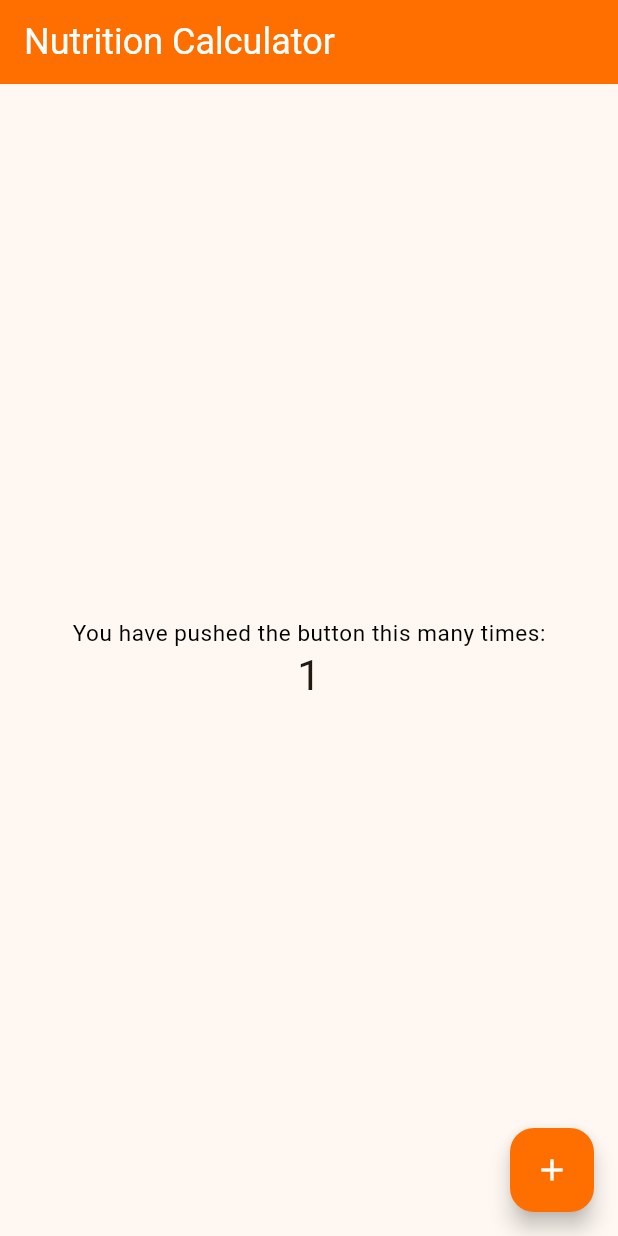
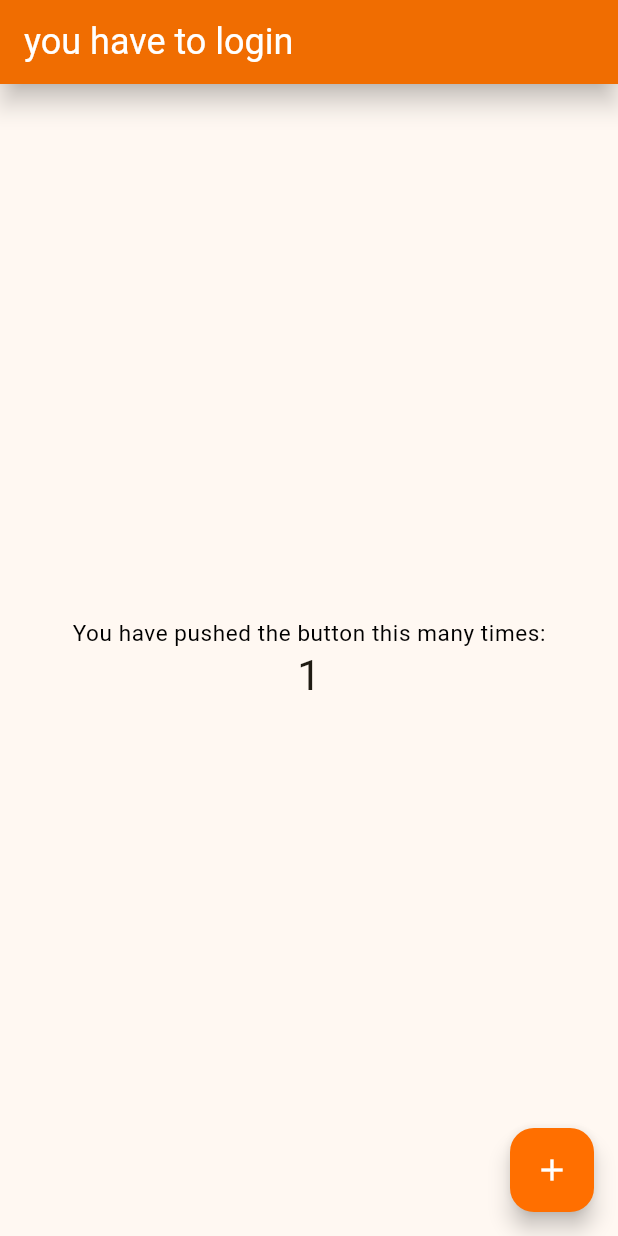
Before and after one commit to oirad360/nutrition_calculator_flutter, a Flutter app: the screen it shows after launch, after a tap on the "add" icon, on a phone screen of 412 x 824 dp. Run offline on Flutter 3.47's test engine with Material 3 defaults, Android fonts, the phone set to English and light mode, and no system bars; our stand-ins replace firebase_auth, firebase_core; accounts and stored records are empty.

Commit message:
auth service + constants

```diff
--- /dev/null
+++ b/lib/auth.dart
@@ -0,0 +1,21 @@
+import 'package:firebase_auth/firebase_auth.dart';
+
+class AuthService {
+  final FirebaseAuth _auth = FirebaseAuth.instance;
+
+  User? get user => _auth.currentUser;
+
+  Stream<User?> get userChanges => _auth.userChanges();
+
+  Future<void> signInWithEmailAndPassword({required String email, required String password}) async {
+    await _auth.signInWithEmailAndPassword(email: email, password: password);
+  }
+
+  Future<void> createUserWithEmailAndPassword({required String email, required String password}) async {
+    await _auth.createUserWithEmailAndPassword(email: email, password: password);
+  }
+
+  Future<void> signOut() async {
+    await _auth.signOut();
+  }
+}
--- /dev/null
+++ b/lib/constants.dart
@@ -0,0 +1,3 @@
+class Constants {
+  static const String appTitle = 'Nutrition Calculator';
+}
--- a/lib/main.dart
+++ b/lib/main.dart
@@ -1,6 +1,16 @@
+import 'package:firebase_core/firebase_core.dart';
 import 'package:flutter/material.dart';
+import 'package:nutrition_calculator_flutter/auth.dart';
+import 'package:nutrition_calculator_flutter/constants.dart';
+import 'firebase_options.dart';
+import 'screens/home.dart';
+import 'screens/auth_page.dart';
 
-void main() {
+void main() async{
+  WidgetsFlutterBinding.ensureInitialized();
+  await Firebase.initializeApp(
+    options: DefaultFirebaseOptions.currentPlatform,
+  );
   runApp(const MyApp());
 }
 
@@ -43,97 +53,18 @@ class MyApp extends StatelessWidget {
         ),
         useMaterial3: true,
       ),
-      home: const MyHomePage(title: 'Nutrition Calculator'),
+      home: StreamBuilder(
+        stream: AuthService().userChanges,
+        builder: (context, snapshot) {
+          if (snapshot.connectionState == ConnectionState.waiting) {
+            return const CircularProgressIndicator();
+          } else if (snapshot.hasData) {
+            return const MyHomePage(title: Constants.appTitle);
+          } else {
+            return const MyHomePage(title: 'you have to login');
+          }
+        },
+      ),
     );
   }
 }
-
-class MyHomePage extends StatefulWidget {
-  const MyHomePage({super.key, required this.title});
-
-  // This widget is the home page of your application. It is stateful, meaning
-  // that it has a State object (defined below) that contains fields that affect
-  // how it looks.
-
-  // This class is the configuration for the state. It holds the values (in this
-  // case the title) provided by the parent (in this case the App widget) and
-  // used by the build method of the State. Fields in a Widget subclass are
-  // always marked "final".
-
-  final String title;
-
-  @override
-  State<MyHomePage> createState() => _MyHomePageState();
-}
-
-class _MyHomePageState extends State<MyHomePage> {
-  int _counter = 0;
-
-  void _incrementCounter() {
-    setState(() {
-      // This call to setState tells the Flutter framework that something has
-      // changed in this State, which causes it to rerun the build method below
-      // so that the display can reflect the updated values. If we changed
-      // _counter without calling setState(), then the build method would not be
-      // called again, and so nothing would appear to happen.
-      _counter++;
-    });
-  }
-
-  @override
-  Widget build(BuildContext context) {
-    // This method is rerun every time setState is called, for instance as done
-    // by the _incrementCounter method above.
-    //
-    // The Flutter framework has been optimized to make rerunning build methods
-    // fast, so that you can just rebuild anything that needs updating rather
-    // than having to individually change instances of widgets.
-    return Scaffold(
-      appBar: AppBar(
-        // TRY THIS: Try changing the color here to a specific color (to
-        // Colors.amber, perhaps?) and trigger a hot reload to see the AppBar
-        // change color while the other colors stay the same.
-        backgroundColor: Theme.of(context).colorScheme.primary,
-        titleTextStyle: Theme.of(context).textTheme.titleLarge,
-        // Here we take the value from the MyHomePage object that was created by
-        // the App.build method, and use it to set our appbar title.
-        title: Text(widget.title),
-      ),
-      body: Center(
-        // Center is a layout widget. It takes a single child and positions it
-        // in the middle of the parent.
-        child: Column(
-          // Column is also a layout widget. It takes a list of children and
-          // arranges them vertically. By default, it sizes itself to fit its
-          // children horizontally, and tries to be as tall as its parent.
-          //
-          // Column has various properties to control how it sizes itself and
-          // how it positions its children. Here we use mainAxisAlignment to
-          // center the children vertically; the main axis here is the vertical
-          // axis because Columns are vertical (the cross axis would be
-          // horizontal).
-          //
-          // TRY THIS: Invoke "debug painting" (choose the "Toggle Debug Paint"
-          // action in the IDE, or press "p" in the console), to see the
-          // wireframe for each widget.
-          mainAxisAlignment: MainAxisAlignment.center,
-          children: <Widget>[
-            Text(
-              'You have pushed the button this many times:',
-              style: Theme.of(context).textTheme.bodySmall,
-            ),
-            Text(
-              '$_counter',
-              style: Theme.of(context).textTheme.headlineMedium,
-            ),
-          ],
-        ),
-      ),
-      floatingActionButton: FloatingActionButton(
-        onPressed: _incrementCounter,
-        tooltip: 'Increment',
-        child: Icon(Icons.add, color: Theme.of(context).colorScheme.secondary),
-      ), // This trailing comma makes auto-formatting nicer for build methods.
-    );
-  }
-}
--- /dev/null
+++ b/lib/screens/auth_page.dart
@@ -0,0 +1,15 @@
+import 'package:flutter/material.dart';
+
+class AuthPage extends StatefulWidget {
+  const AuthPage({super.key});
+
+  @override
+  State<AuthPage> createState() => _AuthPageState();
+}
+
+class _AuthPageState extends State<AuthPage> {
+  @override
+  Widget build(BuildContext context) {
+    return const Placeholder();
+  }
+}
--- /dev/null
+++ b/lib/screens/home.dart
@@ -0,0 +1,93 @@
+import 'package:flutter/material.dart';
+
+class MyHomePage extends StatefulWidget {
+  const MyHomePage({super.key, required this.title});
+
+  // This widget is the home page of your application. It is stateful, meaning
+  // that it has a State object (defined below) that contains fields that affect
+  // how it looks.
+
+  // This class is the configuration for the state. It holds the values (in this
+  // case the title) provided by the parent (in this case the App widget) and
+  // used by the build method of the State. Fields in a Widget subclass are
+  // always marked "final".
+
+  final String title;
+
+  @override
+  State<MyHomePage> createState() => _MyHomePageState();
+}
+
+class _MyHomePageState extends State<MyHomePage> {
+  int _counter = 0;
+
+  void _incrementCounter() {
+    setState(() {
+      // This call to setState tells the Flutter framework that something has
+      // changed in this State, which causes it to rerun the build method below
+      // so that the display can reflect the updated values. If we changed
+      // _counter without calling setState(), then the build method would not be
+      // called again, and so nothing would appear to happen.
+      _counter++;
+    });
+  }
+
+  @override
+  Widget build(BuildContext context) {
+    // This method is rerun every time setState is called, for instance as done
+    // by the _incrementCounter method above.
+    //
+    // The Flutter framework has been optimized to make rerunning build methods
+    // fast, so that you can just rebuild anything that needs updating rather
+    // than having to individually change instances of widgets.
+    return Scaffold(
+      appBar: AppBar(
+        // TRY THIS: Try changing the color here to a specific color (to
+        // Colors.amber, perhaps?) and trigger a hot reload to see the AppBar
+        // change color while the other colors stay the same.
+        backgroundColor: Theme.of(context).colorScheme.primary,
+        titleTextStyle: Theme.of(context).textTheme.titleLarge,
+        // Here we take the value from the MyHomePage object that was created by
+        // the App.build method, and use it to set our appbar title.
+        title: Text(widget.title),
+        elevation: 7,
+        shadowColor: Colors.black,
+      ),
+      body: Center(
+        // Center is a layout widget. It takes a single child and positions it
+        // in the middle of the parent.
+        child: Column(
+          // Column is also a layout widget. It takes a list of children and
+          // arranges them vertically. By default, it sizes itself to fit its
+          // children horizontally, and tries to be as tall as its parent.
+          //
+          // Column has various properties to control how it sizes itself and
+          // how it positions its children. Here we use mainAxisAlignment to
+          // center the children vertically; the main axis here is the vertical
+          // axis because Columns are vertical (the cross axis would be
+          // horizontal).
+          //
+          // TRY THIS: Invoke "debug painting" (choose the "Toggle Debug Paint"
+          // action in the IDE, or press "p" in the console), to see the
+          // wireframe for each widget.
+          mainAxisAlignment: MainAxisAlignment.center,
+          children: <Widget>[
+            Text(
+              'You have pushed the button this many times:',
+              style: Theme.of(context).textTheme.bodySmall,
+            ),
+            Text(
+              '$_counter',
+              style: Theme.of(context).textTheme.headlineMedium,
+            ),
+          ],
+        ),
+      ),
+      floatingActionButton: FloatingActionButton(
+        onPressed: _incrementCounter,
+        tooltip: 'Increment',
+        child: Icon(Icons.add, color: Theme.of(context).colorScheme.secondary),
+      ), // This trailing comma makes auto-formatting nicer for build methods.
+    );
+  }
+}
```
